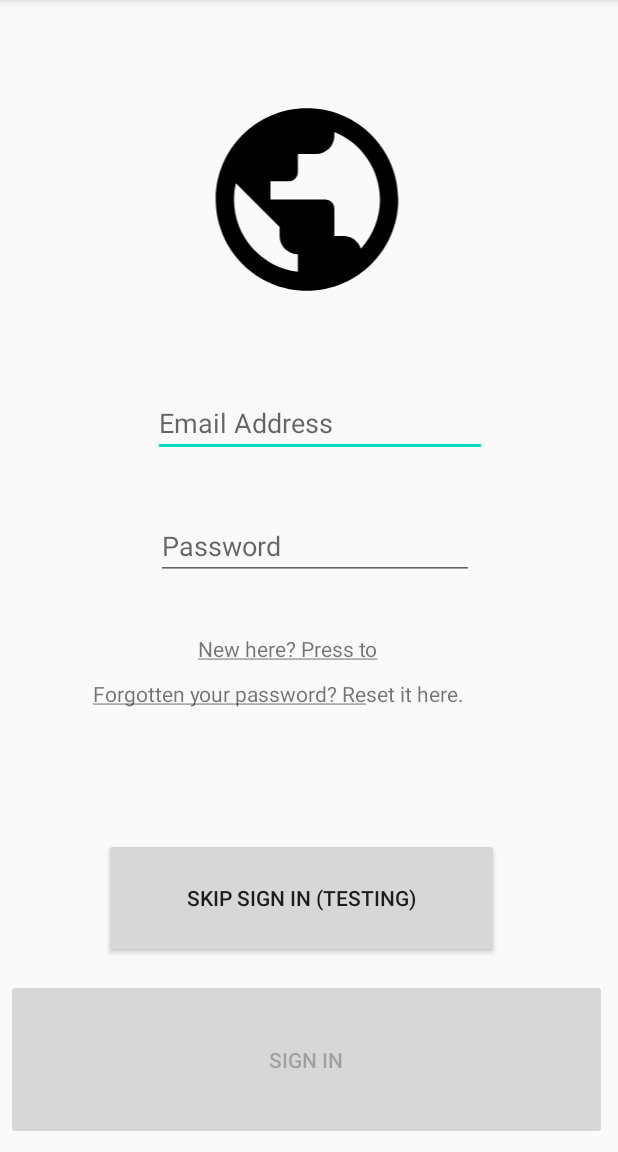
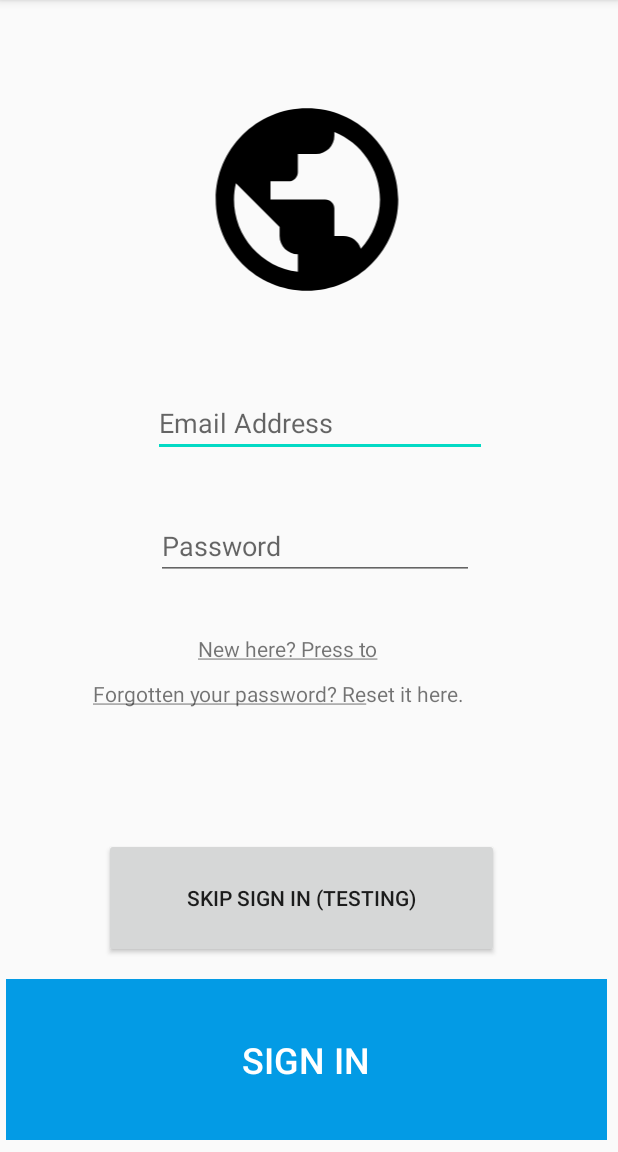
Before and after one commit to z5208577/INFS3605Assignment, an Android app: the screen it shows after launch (MainActivity), on a phone screen of 412 x 824 dp, the part 84-1236 px from its top. Run offline under Robolectric (Android 15) with nearby library versions, the phone set to English and light mode, and no system bars; our stand-ins replace Firebase (no records; nobody signed in at launch, a user with empty details on screens opened directly).

Commit message:
testing - changes to login screen

```diff
--- a/app/src/main/res/layout/activity_main.xml
+++ b/app/src/main/res/layout/activity_main.xml
@@ -57,8 +57,11 @@
         android:layout_marginEnd="7dp"
         android:layout_marginRight="7dp"
         android:layout_marginBottom="8dp"
+        android:background="#039BE5"
         android:enabled="false"
-        android:text="Sign In" />
+        android:text="Sign In"
+        android:textColor="#FFFFFF"
+        android:textSize="24sp" />
 
     <TextView
         android:id="@+id/register"
```
